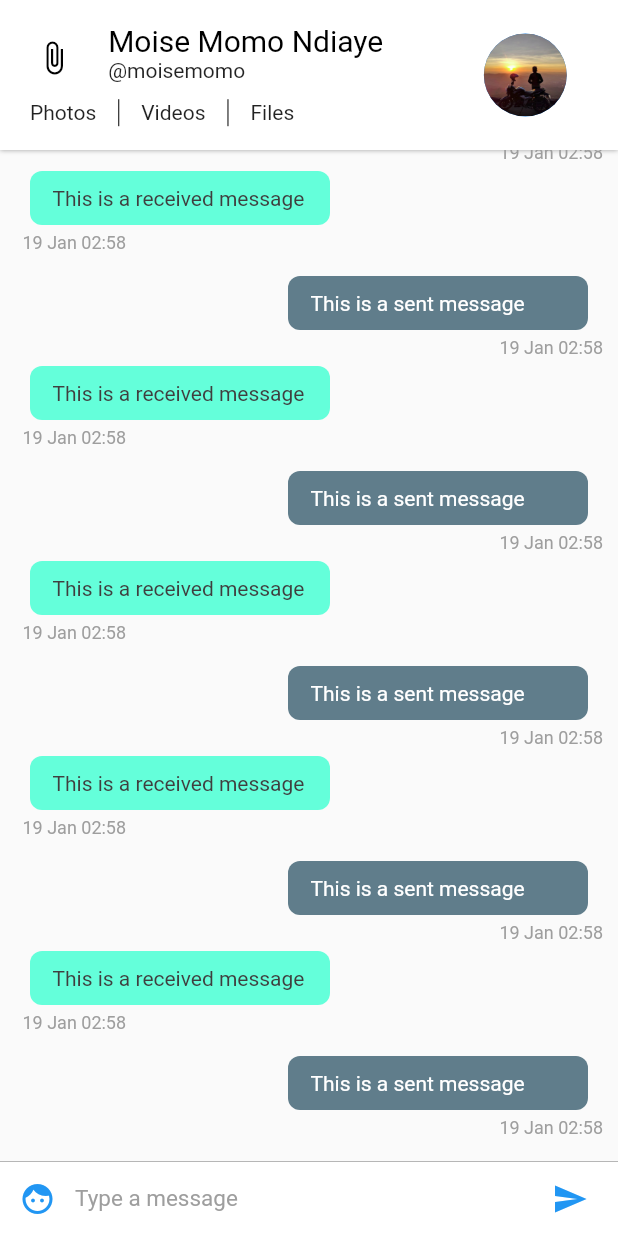
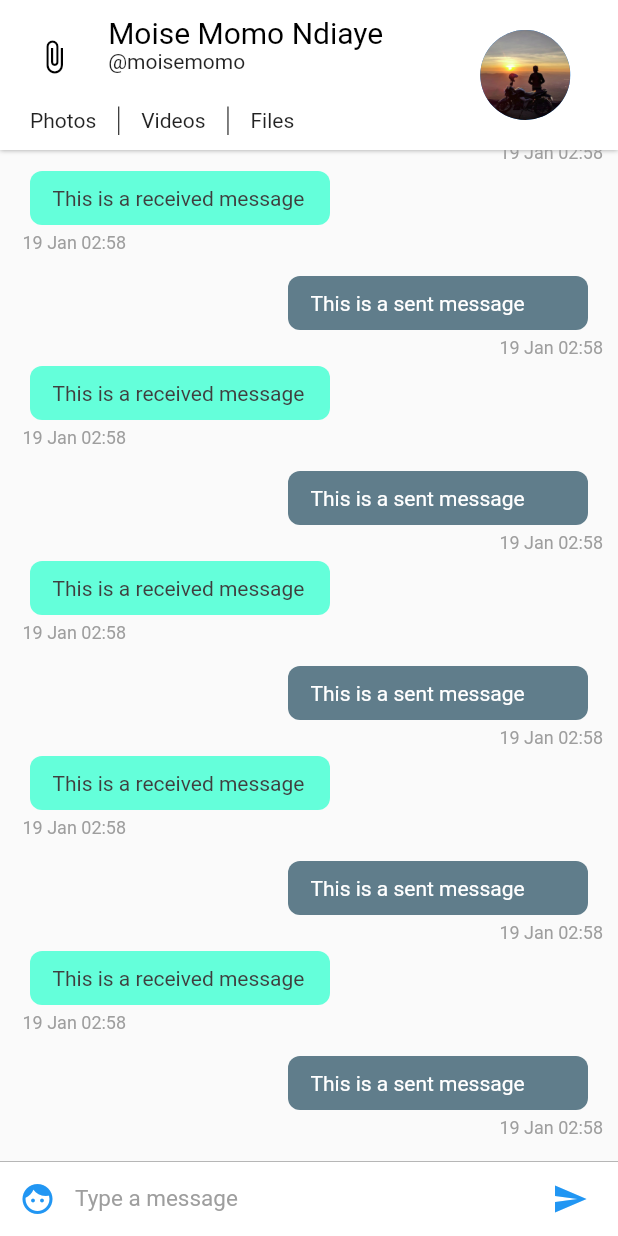
Before and after one commit to moisemomo/messio60DaysFlutterApp, a Flutter app: the screen it shows after launch, on a phone screen of 412 x 824 dp. Run offline on Flutter 3.47's test engine with Material 2 defaults, Android fonts, the phone set to English and light mode, and no system bars.

Commit message:
Update ChatAppBar.dart code to fix falling tests

```diff
--- a/lib/widgets/ChatAppBar.dart
+++ b/lib/widgets/ChatAppBar.dart
@@ -4,7 +4,7 @@ import 'package:messio_messaging/config/Palette.dart';
 
 class ChatAppBar extends StatelessWidget implements PreferredSizeWidget {
   final double height = 100;
-
+  const ChatAppBar();
 
   @override
   Widget build(BuildContext context) {
@@ -22,24 +22,28 @@ class ChatAppBar extends StatelessWidget implements PreferredSizeWidget {
           )
         ]),
         child: Container(
+          padding: EdgeInsets.only(top: 10, bottom: 10),
           color: Palette.primaryBackgroundColor,
           child: Row(children: <Widget>[
-            Expanded(flex: 7,
+            Expanded(
+                flex: 7,
                 child: Center(
                   child: Column(
                     mainAxisSize: MainAxisSize.min,
                     children: <Widget>[
-                      Container(
-                        height: 70 - (width * .06),
+                      Expanded(
+                        flex: 7,
+                        child: Container(
                           child: Row(
                             crossAxisAlignment: CrossAxisAlignment.start,
                             children: <Widget>[
                               Expanded(flex: 2,
                                   child: Center(
-                                  child: Icon(
+                                    child: IconButton(
+                                      icon:Icon(
                                       Icons.attach_file,
                                       color: Palette.secondaryColor,
-                                  ),
+                                    )),
                                   )
                               ),
                               Expanded(flex: 6,
@@ -58,8 +62,10 @@ class ChatAppBar extends StatelessWidget implements PreferredSizeWidget {
                             ],
                           ),
                         ),
-                      Container(
-                        height: 23,
+                      ),
+                      Expanded(
+                        flex: 3,
+                        child: Container(
                           padding: EdgeInsets.fromLTRB(20, 5, 5, 0),
                           child: Row(
                             mainAxisAlignment: MainAxisAlignment.start,
@@ -80,15 +86,17 @@ class ChatAppBar extends StatelessWidget implements PreferredSizeWidget {
                             ],
                           ),
                         )
+                      )
                     ],
                   ),
                 )
             ),
-            Expanded(flex: 3,
+            Expanded(
+                flex: 3,
                 child: Container(
                   child: Center(
                     child: CircleAvatar(
-                      radius: (80 -(width * .06)) / 2,
+                      radius: 30,
                       backgroundImage: Image.asset(
                         Assets.user,
                       ).image,
```
Also changed, not shown: 1 other file. Lines whose indentation alone changed are shown as unchanged.
